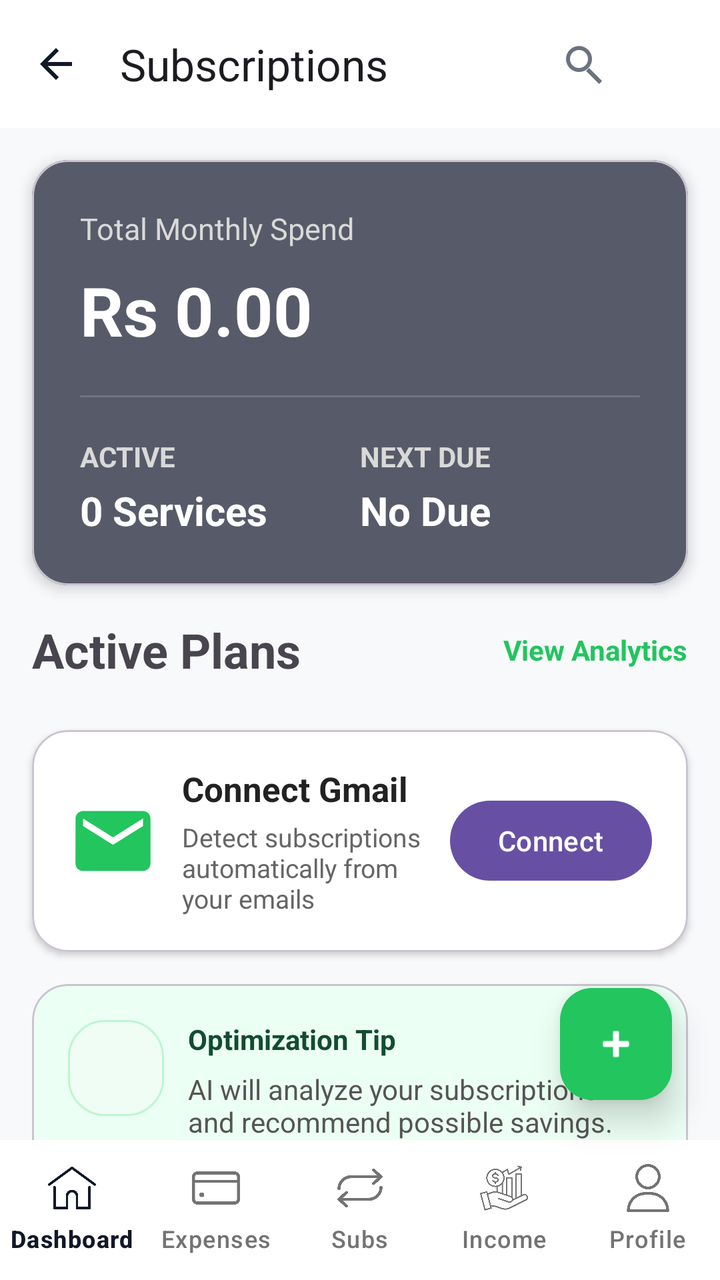
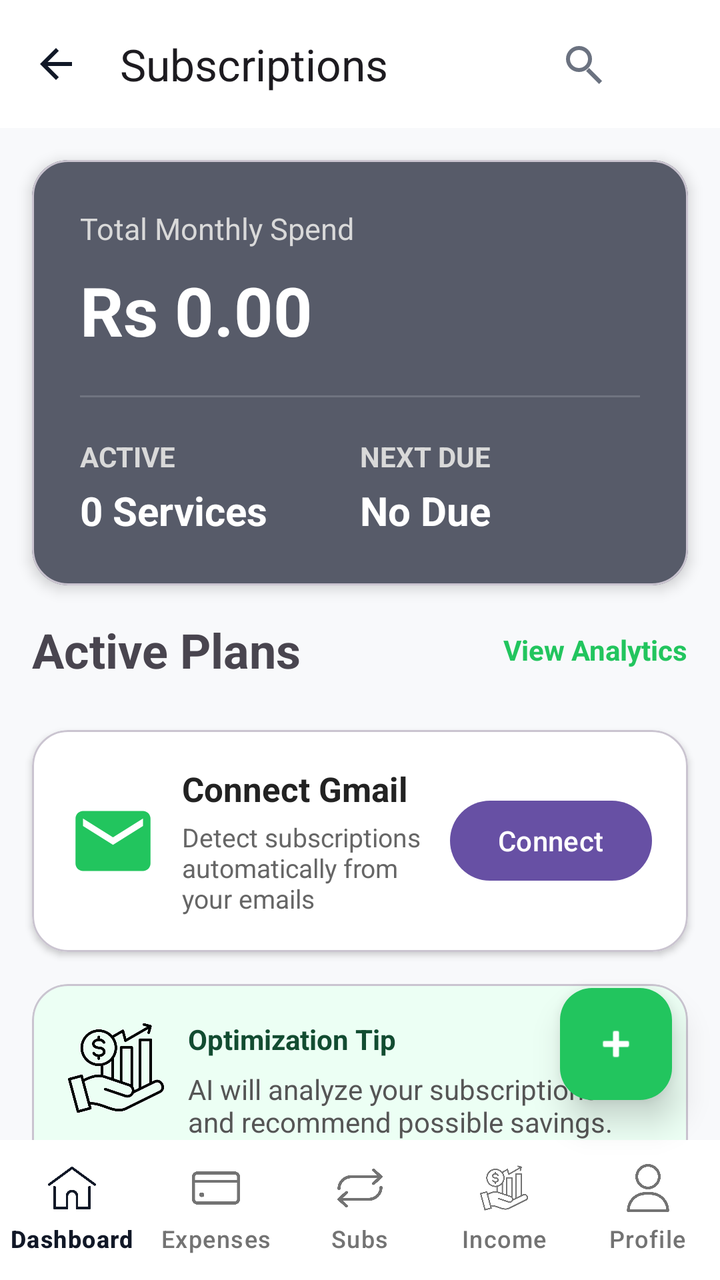

Before-and-after screenshots of an Android layout around one commit, followed by the original layout XML and the change that was made.
<!-- AndroidManifest.xml: application theme Theme.AIExpenseManagementApplication -->
<!-- res/layout/activity_subscription.xml -->
<?xml version="1.0" encoding="utf-8"?>
<androidx.coordinatorlayout.widget.CoordinatorLayout xmlns:android="http://schemas.android.com/apk/res/android"
    xmlns:app="http://schemas.android.com/apk/res-auto"
    android:layout_width="match_parent"
    android:layout_height="match_parent"
    android:background="#F8F9FB">

    

    <com.google.android.material.floatingactionbutton.FloatingActionButton
        android:id="@+id/fabAddSubscription"
        android:layout_width="wrap_content"
        android:layout_height="wrap_content"
        android:layout_gravity="bottom|end"
        android:layout_marginEnd="24dp"
        android:layout_marginBottom="90dp"
        android:contentDescription="Add Expense"
        android:src="@android:drawable/ic_input_add"
        app:backgroundTint="#22C55E"
        app:tint="#FFFFFF"
        app:borderWidth="0dp"
        app:elevation="10dp"/>

    <androidx.core.widget.NestedScrollView
        android:layout_width="match_parent"
        android:layout_height="match_parent"
        android:fillViewport="true">

        <LinearLayout
            android:layout_width="match_parent"
            android:layout_height="wrap_content"
            android:orientation="vertical">

            

            <com.google.android.material.appbar.MaterialToolbar
                android:id="@+id/toolbar"
                android:layout_width="match_parent"
                android:layout_height="?attr/actionBarSize"
                android:background="@android:color/white"
                app:navigationIcon="@drawable/ic_back_arrow"
                app:title="Subscriptions"
                app:titleCentered="false"
                app:titleTextAppearance="@style/TextAppearance.Material3.TitleLarge">

                <LinearLayout
                    android:layout_width="wrap_content"
                    android:layout_height="wrap_content"
                    android:layout_gravity="end"
                    android:orientation="horizontal">

                    <ImageButton
                        android:id="@+id/btnSearch"
                        android:layout_width="40dp"
                        android:layout_height="40dp"
                        android:background="?attr/selectableItemBackgroundBorderless"
                        android:src="@drawable/ic_search" />

                    <ImageButton
                        android:id="@+id/btnFilter"
                        android:layout_width="40dp"
                        android:layout_height="40dp"
                        android:layout_marginStart="8dp"
                        android:background="?attr/selectableItemBackgroundBorderless"
                        android:src="@drawable/filter" />

                </LinearLayout>

            </com.google.android.material.appbar.MaterialToolbar>

            

            <com.google.android.material.card.MaterialCardView
                android:id="@+id/cardSummary"
                android:layout_width="match_parent"
                android:layout_height="wrap_content"
                android:layout_margin="16dp"
                app:cardBackgroundColor="#575B69"
                app:cardCornerRadius="18dp"
                app:cardElevation="4dp">

                <LinearLayout
                    android:layout_width="match_parent"
                    android:layout_height="wrap_content"
                    android:orientation="vertical"
                    android:padding="24dp">

                    <TextView
                        android:layout_width="wrap_content"
                        android:layout_height="wrap_content"
                        android:text="Total Monthly Spend"
                        android:textColor="#D9D9D9"
                        android:textSize="15sp" />

                    <TextView
                        android:id="@+id/tvMonthlySpend"
                        android:layout_width="wrap_content"
                        android:layout_height="wrap_content"
                        android:layout_marginTop="8dp"
                        android:text="Rs 0.00"
                        android:textColor="@android:color/white"
                        android:textSize="34sp"
                        android:textStyle="bold" />

                    <View
                        android:layout_width="match_parent"
                        android:layout_height="1dp"
                        android:layout_marginVertical="20dp"
                        android:background="#707480" />

                    <LinearLayout
                        android:layout_width="match_parent"
                        android:layout_height="wrap_content"
                        android:orientation="horizontal">

                        <LinearLayout
                            android:layout_width="0dp"
                            android:layout_height="wrap_content"
                            android:layout_weight="1"
                            android:orientation="vertical">

                            <TextView
                                android:layout_width="wrap_content"
                                android:layout_height="wrap_content"
                                android:text="ACTIVE"
                                android:textColor="#D9D9D9"
                                android:textStyle="bold" />

                            <TextView
                                android:id="@+id/tvActiveSubscriptions"
                                android:layout_width="wrap_content"
                                android:layout_height="wrap_content"
                                android:layout_marginTop="4dp"
                                android:text="0 Services"
                                android:textColor="@android:color/white"
                                android:textSize="20sp"
                                android:textStyle="bold" />

                        </LinearLayout>

                        <LinearLayout
                            android:layout_width="0dp"
                            android:layout_height="wrap_content"
                            android:layout_weight="1"
                            android:orientation="vertical">

                            <TextView
                                android:layout_width="wrap_content"
                                android:layout_height="wrap_content"
                                android:text="NEXT DUE"
                                android:textColor="#D9D9D9"
                                android:textStyle="bold" />

                            <TextView
                                android:id="@+id/tvNextDue"
                                android:layout_width="wrap_content"
                                android:layout_height="wrap_content"
                                android:layout_marginTop="4dp"
                                android:text="No Due"
                                android:textColor="@android:color/white"
                                android:textSize="20sp"
                                android:textStyle="bold" />

                        </LinearLayout>

                    </LinearLayout>

                </LinearLayout>

            </com.google.android.material.card.MaterialCardView>

            

            <LinearLayout
                android:layout_width="match_parent"
                android:layout_height="wrap_content"
                android:layout_marginHorizontal="16dp"
                android:gravity="center_vertical"
                android:orientation="horizontal">

                <TextView
                    android:id="@+id/tvPlansTitle"
                    android:layout_width="0dp"
                    android:layout_height="wrap_content"
                    android:layout_weight="1"
                    android:text="Active Plans"
                    android:textSize="24sp"
                    android:textStyle="bold" />

                <TextView
                    android:id="@+id/tvViewAnalytics"
                    android:layout_width="wrap_content"
                    android:layout_height="wrap_content"
                    android:text="View Analytics"
                    android:textColor="#22C55E"
                    android:textStyle="bold" />

            </LinearLayout>

            

            <androidx.recyclerview.widget.RecyclerView
                android:id="@+id/rvSubscriptions"
                android:layout_width="match_parent"
                android:layout_height="wrap_content"
                android:layout_marginTop="8dp"
                android:nestedScrollingEnabled="false" />

            

            <LinearLayout
                android:id="@+id/layoutEmpty"
                android:layout_width="match_parent"
                android:layout_height="wrap_content"
                android:gravity="center"
                android:orientation="vertical"
                android:padding="32dp"
                android:visibility="gone">

                <ImageView
                    android:layout_width="120dp"
                    android:layout_height="120dp"
                    android:src="@drawable/subscribtion" />

                <TextView
                    android:layout_width="wrap_content"
                    android:layout_height="wrap_content"
                    android:layout_marginTop="16dp"
                    android:text="No Active Subscriptions"
                    android:textSize="18sp"
                    android:textStyle="bold" />

                <TextView
                    android:layout_width="wrap_content"
                    android:layout_height="wrap_content"
                    android:layout_marginTop="6dp"
                    android:gravity="center"
                    android:text="Tap + to add your first subscription." />

            </LinearLayout>

            

            <com.google.android.material.card.MaterialCardView
                android:id="@+id/cardGmail"
                android:layout_width="match_parent"
                android:layout_height="wrap_content"
                android:layout_marginStart="16dp"
                android:layout_marginEnd="16dp"
                android:layout_marginTop="16dp"
                app:cardBackgroundColor="@android:color/white"
                app:cardCornerRadius="18dp"
                app:cardElevation="2dp">

                <LinearLayout
                    android:layout_width="match_parent"
                    android:layout_height="wrap_content"
                    android:orientation="horizontal"
                    android:gravity="center_vertical"
                    android:padding="18dp">

                    <ImageView
                        android:layout_width="45dp"
                        android:layout_height="45dp"
                        android:src="@drawable/ic_email"
                        android:contentDescription="Gmail" />

                    <LinearLayout
                        android:layout_width="0dp"
                        android:layout_height="wrap_content"
                        android:layout_weight="1"
                        android:layout_marginStart="12dp"
                        android:orientation="vertical">

                        <TextView
                            android:layout_width="wrap_content"
                            android:layout_height="wrap_content"
                            android:text="Connect Gmail"
                            android:textSize="17sp"
                            android:textStyle="bold"
                            android:textColor="#222222" />

                        <TextView
                            android:id="@+id/tvGmailStatus"
                            android:layout_width="wrap_content"
                            android:layout_height="wrap_content"
                            android:layout_marginTop="4dp"
                            android:text="Detect subscriptions automatically from your emails"
                            android:textSize="13sp"
                            android:textColor="#666666" />

                    </LinearLayout>

                    <Button
                        android:id="@+id/btnConnectGmail"
                        android:layout_width="wrap_content"
                        android:layout_height="wrap_content"
                        android:text="Connect"
                        android:textAllCaps="false" />

                </LinearLayout>

            </com.google.android.material.card.MaterialCardView>

            

            <com.google.android.material.card.MaterialCardView
                android:id="@+id/cardInsight"
                android:layout_width="match_parent"
                android:layout_height="wrap_content"
                android:layout_margin="16dp"
                app:cardBackgroundColor="#ECFFF4"
                app:cardCornerRadius="18dp">

                <LinearLayout
                    android:layout_width="match_parent"
                    android:layout_height="wrap_content"
                    android:orientation="horizontal"
                    android:padding="18dp">

                    <ImageView
                        android:layout_width="48dp"
                        android:layout_height="48dp"
                        android:src="@drawable/bg_insight" />

                    <LinearLayout
                        android:layout_width="0dp"
                        android:layout_height="wrap_content"
                        android:layout_marginStart="12dp"
                        android:layout_weight="1"
                        android:orientation="vertical">

                        <TextView
                            android:layout_width="wrap_content"
                            android:layout_height="wrap_content"
                            android:text="Optimization Tip"
                            android:textColor="#124C31"
                            android:textStyle="bold" />

                        <TextView
                            android:id="@+id/tvOptimization"
                            android:layout_width="wrap_content"
                            android:layout_height="wrap_content"
                            android:layout_marginTop="6dp"
                            android:text="AI will analyze your subscriptions and recommend possible savings."
                            android:textColor="#555555" />

                    </LinearLayout>

                </LinearLayout>

            </com.google.android.material.card.MaterialCardView>

            <Space
                android:layout_width="match_parent"
                android:layout_height="100dp" />

        </LinearLayout>

    </androidx.core.widget.NestedScrollView>

    
    
    

    <com.google.android.material.bottomnavigation.BottomNavigationView
        android:id="@+id/bottomNavigation"
        android:layout_width="match_parent"
        android:layout_height="70dp"
        android:layout_gravity="bottom"
        android:background="@android:color/white"
        android:elevation="12dp"
        app:itemIconTint="@color/bottom_nav_colors"
        app:itemTextColor="@color/bottom_nav_colors"
        app:labelVisibilityMode="labeled"
        app:menu="@menu/bottom_menu" />


</androidx.coordinatorlayout.widget.CoordinatorLayout>
<!-- resources referenced by this layout -->
<resources>
  <!-- drawable bg_insight (drawable) -->
  <shape xmlns:android="http://schemas.android.com/apk/res/android">
      <solid android:color="#F0FDF4" />
      <stroke android:width="1dp" android:color="#BBF7D0" />
      <corners android:radius="18dp" />
  </shape>
  <!-- drawable filter: png bitmap (drawable, 7864 bytes) -->
  <!-- drawable ic_back_arrow (drawable) -->
  <vector xmlns:android="http://schemas.android.com/apk/res/android"
      android:width="24dp"
      android:height="24dp"
      android:viewportWidth="24"
      android:viewportHeight="24">
  
      <path
          android:fillColor="#111827"
          android:pathData="M20,11H7.83l5.59,-5.59L12,4l-8,8 8,8 1.41,-1.41L7.83,13H20v-2z" />
  
  </vector>
  <!-- drawable ic_email (drawable) -->
  <vector xmlns:android="http://schemas.android.com/apk/res/android"
      android:width="24dp"
      android:height="24dp"
      android:viewportWidth="24"
      android:viewportHeight="24">
  
      <path
          android:fillColor="#22C55E"
          android:pathData="M20,4H4c-1.1,0 -1.99,0.9 -1.99,2L2,18c0,1.1 0.9,2 2,2h16c1.1,0 2,-0.9 2,-2V6c0,-1.1 -0.9,-2 -2,-2zM20,8l-8,5 -8,-5V6l8,5 8,-5v2z" />
  
  </vector>
  <!-- drawable ic_search (drawable) -->
  <?xml version="1.0" encoding="utf-8"?>
  <vector xmlns:android="http://schemas.android.com/apk/res/android"
      android:width="24dp"
      android:height="24dp"
      android:viewportWidth="24"
      android:viewportHeight="24">
  
      <path
          android:fillColor="#6B7280"
          android:pathData="M9.5,3A6.5,6.5 0,1 0,9.5 16A6.5,6.5 0,0 0,9.5 3M9.5,5A4.5,4.5 0,1 1,9.5 14A4.5,4.5 0,0 1,9.5 5M14.5,14L21,20.5L19.5,22L13,15.5Z" />
  
  </vector>
  <!-- drawable subscribtion: png bitmap (drawable, 6612 bytes) -->
  <style name="Theme.AIExpenseManagementApplication" parent="Base.Theme.AIExpenseManagementApplication" />
  <style name="Base.Theme.AIExpenseManagementApplication" parent="Theme.Material3.DayNight.NoActionBar">
          
          
      </style>
</resources>

<!-- the commit's change to res/layout/activity_subscription.xml (unified diff, before → after) -->
@@ -321,7 +321,7 @@
                     <ImageView
                         android:layout_width="48dp"
                         android:layout_height="48dp"
-                        android:src="@drawable/bg_insight" />
+                        android:src="@drawable/income1" />
 
                     <LinearLayout
                         android:layout_width="0dp"
<!-- resource entries referenced after the edit -->
@@ -1,11 +1,5 @@
 <!-- resources referenced by this layout -->
 <resources>
-  <!-- drawable bg_insight (drawable) -->
-  <shape xmlns:android="http://schemas.android.com/apk/res/android">
-      <solid android:color="#F0FDF4" />
-      <stroke android:width="1dp" android:color="#BBF7D0" />
-      <corners android:radius="18dp" />
-  </shape>
   <!-- drawable filter: png bitmap (drawable, 7864 bytes) -->
   <!-- drawable ic_back_arrow (drawable) -->
   <vector xmlns:android="http://schemas.android.com/apk/res/android"
@@ -44,6 +38,7 @@
           android:pathData="M9.5,3A6.5,6.5 0,1 0,9.5 16A6.5,6.5 0,0 0,9.5 3M9.5,5A4.5,4.5 0,1 1,9.5 14A4.5,4.5 0,0 1,9.5 5M14.5,14L21,20.5L19.5,22L13,15.5Z" />
   
   </vector>
+  <!-- drawable income1: png bitmap (drawable, 22581 bytes) -->
   <!-- drawable subscribtion: png bitmap (drawable, 6612 bytes) -->
   <style name="Theme.AIExpenseManagementApplication" parent="Base.Theme.AIExpenseManagementApplication" />
   <style name="Base.Theme.AIExpenseManagementApplication" parent="Theme.Material3.DayNight.NoActionBar">
